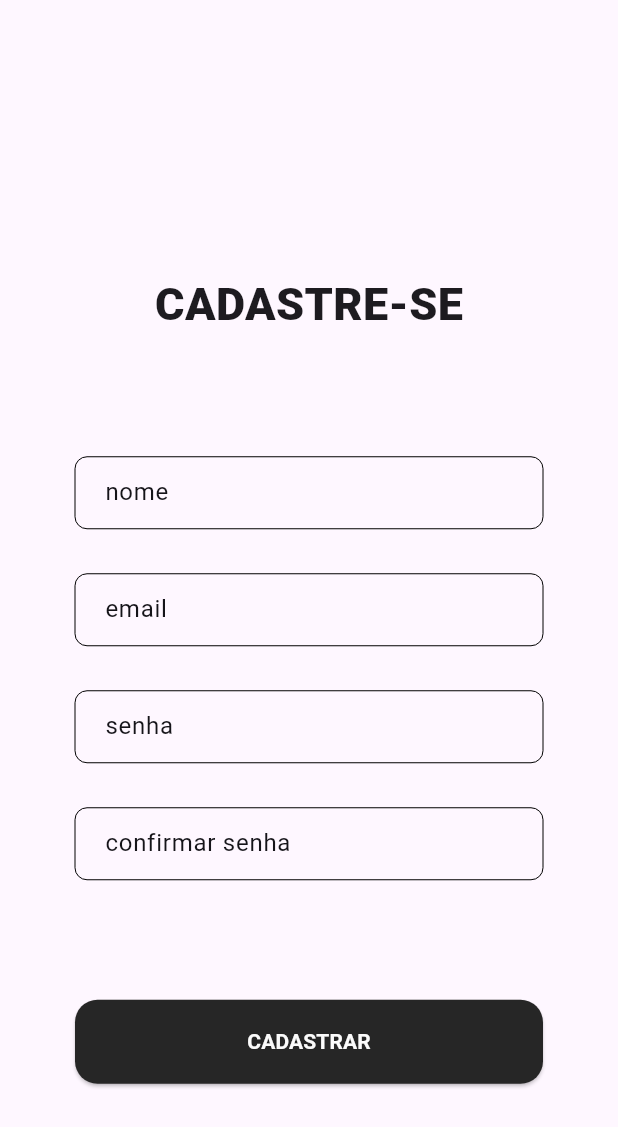
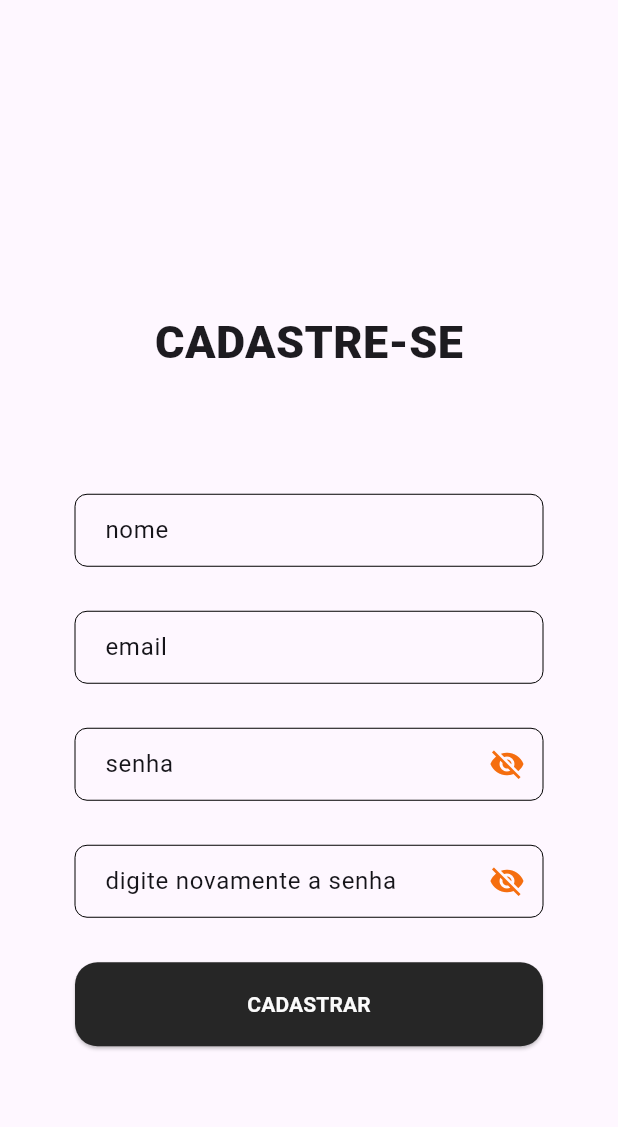
Before and after one commit to luiz-hms/mobile-challenge-coodash-for-people, a Flutter app: the RegisterPage screen opened by its route, on a phone screen of 412 x 824 dp. Shown: the top 1127 px of the screen. Run offline on Flutter 3.47's test engine with Material 3 defaults, Android fonts, the phone set to English and light mode, and no system bars; our stand-ins replace dio, get_it, just_audio, lottie, shared_preferences, sqflite; accounts and stored records are empty.

Commit message:
obscure TextFormField

```diff
--- a/dictionary/lib/presentation/screens/auth/login/login.dart
+++ b/dictionary/lib/presentation/screens/auth/login/login.dart
@@ -1,6 +1,5 @@
 import 'package:dictionary/core/dependence_injector/injector.dart';
 import 'package:dictionary/core/routes/named_routes.dart';
-import 'package:dictionary/data/models/user_model.dart';
 import 'package:dictionary/domain/repositories/user_repository/user_repository.dart';
 import 'package:dictionary/presentation/widgets/custom_fields/fields_decoration.dart';
 import 'package:flutter/material.dart';
--- a/dictionary/lib/presentation/screens/auth/register/reegister.dart
+++ b/dictionary/lib/presentation/screens/auth/register/reegister.dart
@@ -21,6 +21,8 @@ class _RegisterPageState extends State<RegisterPage> {
 
   final GlobalKey<FormState> _formKey = GlobalKey<FormState>();
   final ValueNotifier<bool> isLoading = ValueNotifier(false);
+  final ValueNotifier<bool> obscurePassword = ValueNotifier(true);
+  final ValueNotifier<bool> obscureConfirmPassword = ValueNotifier(true);
 
   Future<void> _handleRegister() async {
     if (_formKey.currentState?.validate() ?? false) {
@@ -106,10 +108,26 @@ class _RegisterPageState extends State<RegisterPage> {
                             return null;
                           },
                         ),
-                        TextFormField(
+                        ValueListenableBuilder<bool>(
+                          valueListenable: obscurePassword,
+                          builder: (_, value, __) {
+                            return TextFormField(
                               controller: passwordTextController,
-                          decoration: FieldsDecoration('senha'),
-                          obscureText: false,
+                              decoration: FieldsDecoration(
+                                'senha',
+                                __,
+                                IconButton(
+                                  onPressed: () {
+                                    obscurePassword.value = !value;
+                                  },
+                                  icon: Icon(
+                                    value
+                                        ? Icons.visibility_off
+                                        : Icons.visibility,
+                                  ),
+                                ),
+                              ),
+                              obscureText: value,
                               textInputAction: TextInputAction.next,
                               validator: (value) {
                                 if (value == null || value.isEmpty) {
@@ -120,20 +138,42 @@ class _RegisterPageState extends State<RegisterPage> {
                                 }
                                 return null;
                               },
+                            );
+                          },
                         ),
-                        TextFormField(
+                        ValueListenableBuilder<bool>(
+                          valueListenable: obscureConfirmPassword,
+                          builder: (_, value, __) {
+                            return TextFormField(
                               controller: passwordConfirmTextController,
-                          decoration: FieldsDecoration('confirmar senha'),
-                          obscureText: false,
+                              decoration: FieldsDecoration(
+                                'digite novamente a senha',
+                                __,
+                                IconButton(
+                                  onPressed: () {
+                                    obscureConfirmPassword.value = !value;
+                                  },
+                                  icon: Icon(
+                                    value
+                                        ? Icons.visibility_off
+                                        : Icons.visibility,
+                                  ),
+                                ),
+                              ),
+                              obscureText: value,
                               textInputAction: TextInputAction.done,
                               validator: (value) {
                                 if (value == null || value.isEmpty) {
-                              return 'Confirme a senha';
+                                  return 'Informe a senha';
+                                }
+                                if (value.length < 6) {
+                                  return 'A senha deve ter no mínimo 6 caracteres';
                                 }
                                 return null;
                               },
+                            );
+                          },
                         ),
-                        const SizedBox(height: 20),
                         ValueListenableBuilder<bool>(
                           valueListenable: isLoading,
                           builder: (_, loading, __) {
--- a/dictionary/lib/presentation/screens/mainlayout/favorite.dart
+++ b/dictionary/lib/presentation/screens/mainlayout/favorite.dart
@@ -62,7 +62,7 @@ class _FavoriteState extends State<Favorite> {
       floatingActionButton: FloatingActionButton(
         elevation: 1,
         backgroundColor: const Color(0xff151419),
-        tooltip: 'Increment',
+        tooltip: 'Excluir lista',
         onPressed: () {
           repository.cleanList(DatabaseHelper.columnFavorite);
           setState(() {});
--- a/dictionary/lib/presentation/screens/mainlayout/history.dart
+++ b/dictionary/lib/presentation/screens/mainlayout/history.dart
@@ -62,6 +62,7 @@ class _HistoryState extends State<History> {
         },
       ),
       floatingActionButton: FloatingActionButton(
+        tooltip: 'Excluir lista',
         elevation: 1,
         backgroundColor: const Color(0xff151419),
         onPressed: () {
--- a/dictionary/lib/presentation/screens/mainlayout/main_layout.dart
+++ b/dictionary/lib/presentation/screens/mainlayout/main_layout.dart
@@ -1,7 +1,6 @@
 import 'package:dictionary/presentation/screens/mainlayout/favorite.dart';
 import 'package:dictionary/presentation/screens/mainlayout/history.dart';
 import 'package:dictionary/presentation/screens/mainlayout/home.dart';
-import 'package:dictionary/presentation/screens/mainlayout/settings.dart';
 import 'package:dictionary/presentation/widgets/bottom_navigation_bar_item/bottom_navigation_bar_item.dart';
 import 'package:flutter/material.dart';
 
--- a/dictionary/lib/presentation/widgets/app_bar/custom_app_bar.dart
+++ b/dictionary/lib/presentation/widgets/app_bar/custom_app_bar.dart
@@ -27,12 +27,6 @@ AppBar CustomAppBar(BuildContext context, String title) {
       title,
       style: TextStyle(color: Color(0xff151419), fontWeight: FontWeight.w700),
     ),
-    /*
-    const Text(
-      title,
-      style: TextStyle(color: Color(0xff151419), fontWeight: FontWeight.w700),
-    ),
-    */
     centerTitle: true,
     backgroundColor: Color(0xfffbfbfb),
     elevation: 1,
```
Also changed, not shown: dictionary/lib/data/data_source/database_helper.dart (+2 -175 lines), dictionary/lib/presentation/screens/mainlayout/settings.dart (+3 -16 lines). Lines whose indentation alone changed are shown as unchanged.
